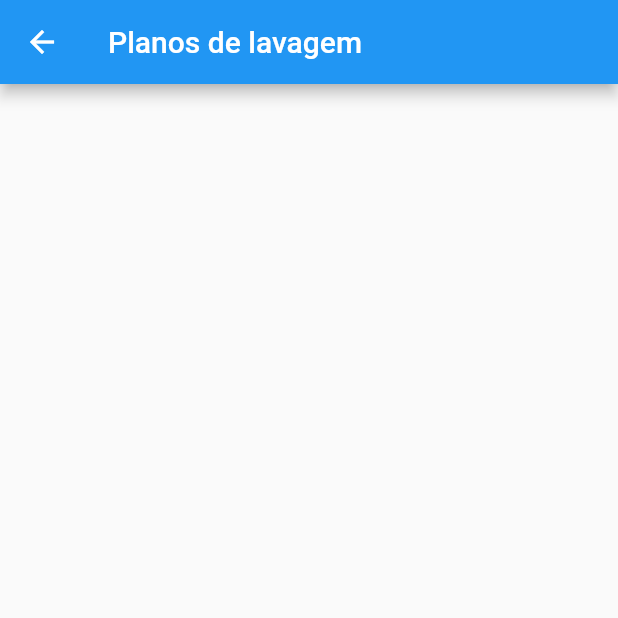
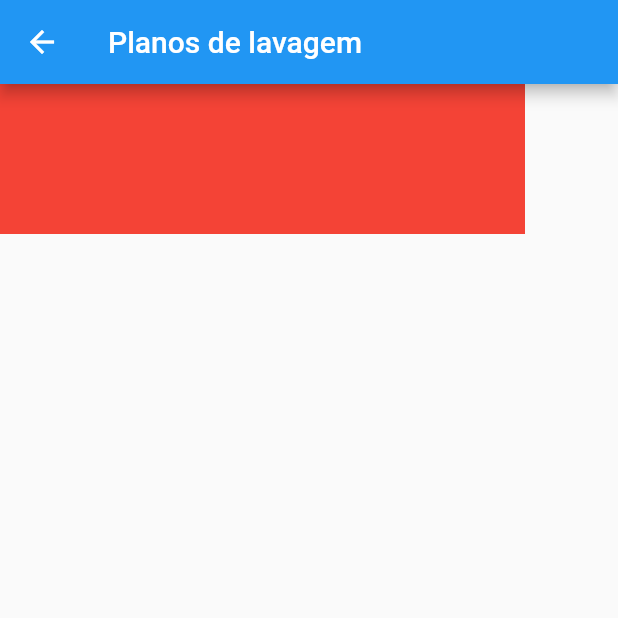
Before and after one commit to SILVAG0D/delivery_wash, a Flutter app: the WashPlanScreen screen opened directly, on a phone screen of 412 x 824 dp, the top half of it. Run offline on Flutter 3.47's test engine with Material 2 defaults, Android fonts, the light colour scheme and no system bars; our stand-ins replace table_calendar.

Commit message:
alterações feitas

```diff
--- a/lib/main.dart
+++ b/lib/main.dart
@@ -3,6 +3,7 @@ import 'package:delivery_wash/routes.dart';
 import 'package:flutter/material.dart';
 
 void main () => runApp(MaterialApp(
+  debugShowCheckedModeBanner: false,
   home: LoginScreen(),
   routes: routes,
 ));
--- a/lib/wash_plan/wash_plan_screen.dart
+++ b/lib/wash_plan/wash_plan_screen.dart
@@ -14,6 +14,16 @@ class _WashPlanScreenState extends State<WashPlanScreen> {
       appBar: AppBar(
         title: Text('Planos de lavagem')
       ),
+      body: Column(
+        children: [
+          Container(
+            height: 100,
+            width: 350,
+            color: Colors.red,
+
+          )
+        ],
+      ),
     );
   }
 }
```
